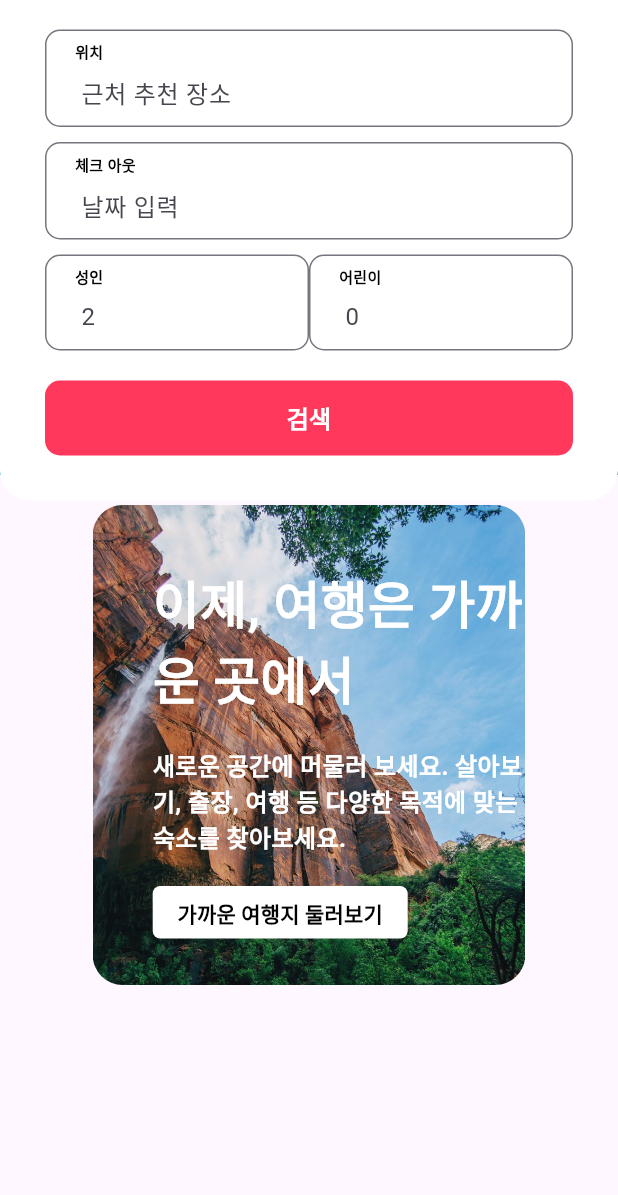
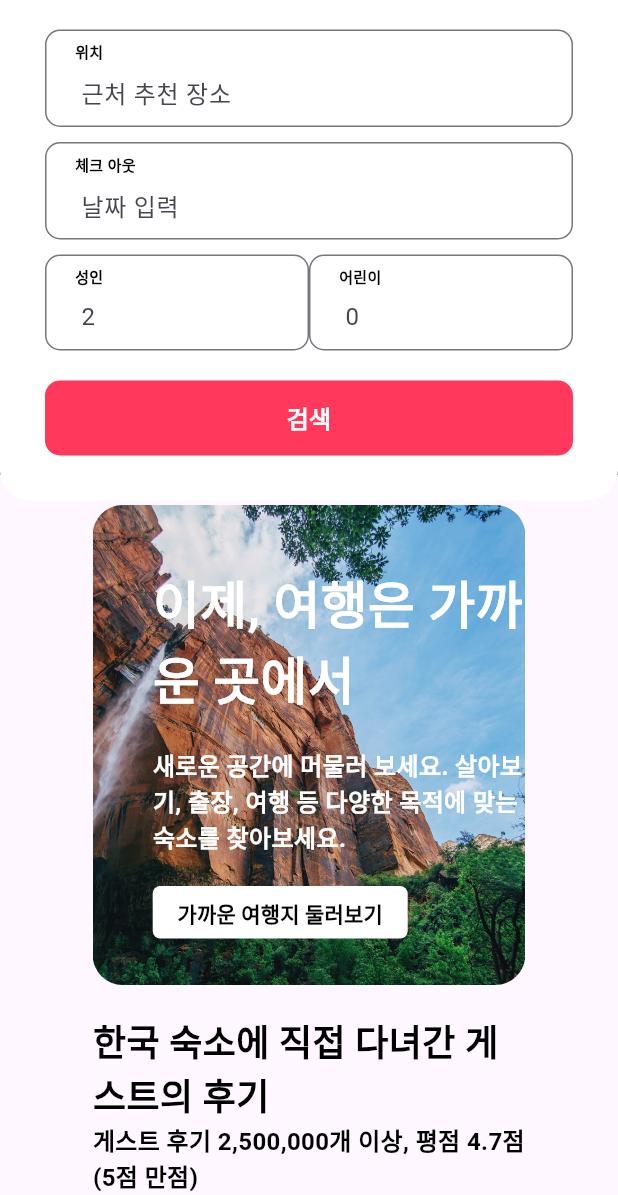
Before and after one commit to 9oj0e/flutter_airbnb, a Flutter app: the screen it shows after launch, scrolled down 276 dp, on a phone screen of 412 x 824 dp, the part 41-1236 px from its top. Run offline on Flutter 3.47's test engine with Material 3 defaults, Android fonts, the phone set to English and light mode, and no system bars.

Commit message:
feat: home_body_popular + items

```diff
--- a/lib/components/home/home_body_popular.dart
+++ b/lib/components/home/home_body_popular.dart
@@ -1,6 +1,7 @@
 import 'package:flutter/material.dart';
 import 'package:flutter_airbnb/components/home/home_body_popular_item.dart';
 import 'package:flutter_airbnb/size.dart';
+import 'package:flutter_airbnb/styles.dart';
 
 class HomeBodyPopular extends StatelessWidget {
   const HomeBodyPopular({super.key});
@@ -20,7 +21,19 @@ class HomeBodyPopular extends StatelessWidget {
   }
 
   Widget _buildPopularTitle() {
-    return SizedBox();
+    return Column(
+      children: [
+        Text(
+          "한국 숙소에 직접 다녀간 게스트의 후기",
+          style: h5(),
+        ),
+        Text(
+          "게스트 후기 2,500,000개 이상, 평점 4.7점(5점 만점)",
+          style: body1(),
+        ),
+        SizedBox(height: gap_m),
+      ],
+    );
   }
 
   Widget _buildPopularList() {
```
Also changed, not shown: lib/components/home/home_body_popular_item.dart (+53 -4 lines).
